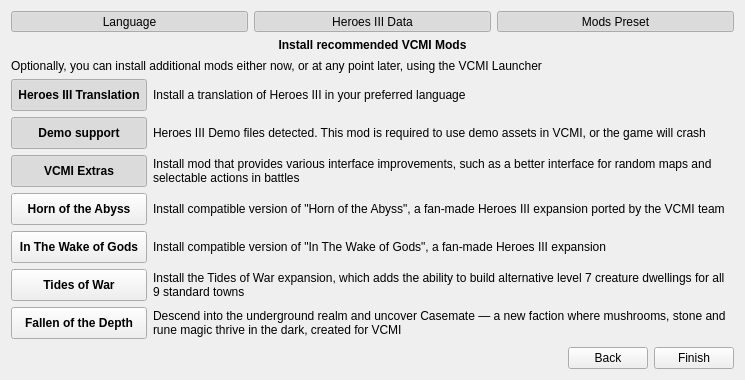
Qt form launcher/firstLaunch/firstlaunch_moc.ui (vcmi/vcmi) before a commit.
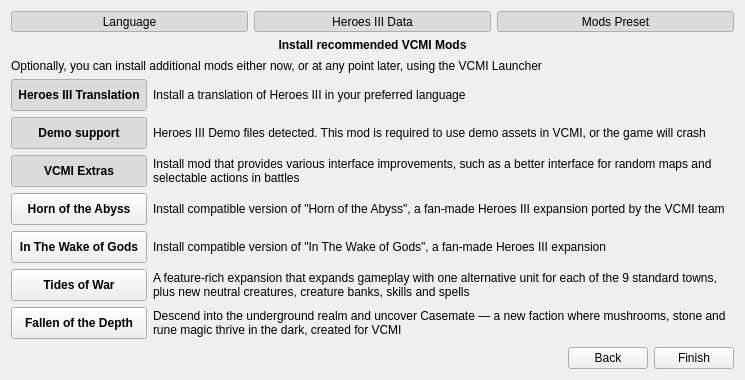
The same form after that commit. Icons and pictures are not drawn.

Commit message: Update description for Tides of War expansion

Patch:
```diff
--- a/launcher/firstLaunch/firstlaunch_moc.ui
+++ b/launcher/firstLaunch/firstlaunch_moc.ui
@@ -812,7 +812,7 @@
             </sizepolicy>
            </property>
            <property name="text">
-            <string>Install the Tides of War expansion, which adds the ability to build alternative level 7 creature dwellings for all 9 standard towns</string>
+            <string>A feature-rich expansion that expands gameplay with one alternative unit for each of the 9 standard towns, plus new neutral creatures, creature banks, skills and spells</string>
            </property>
            <property name="wordWrap">
             <bool>true</bool>
```
